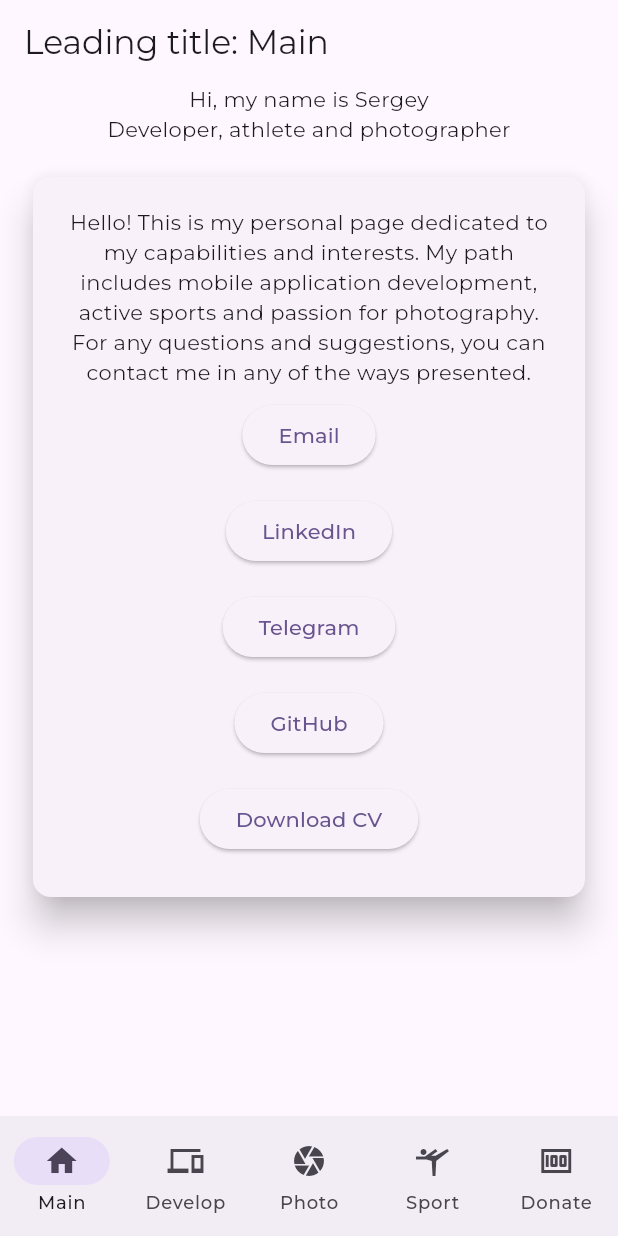
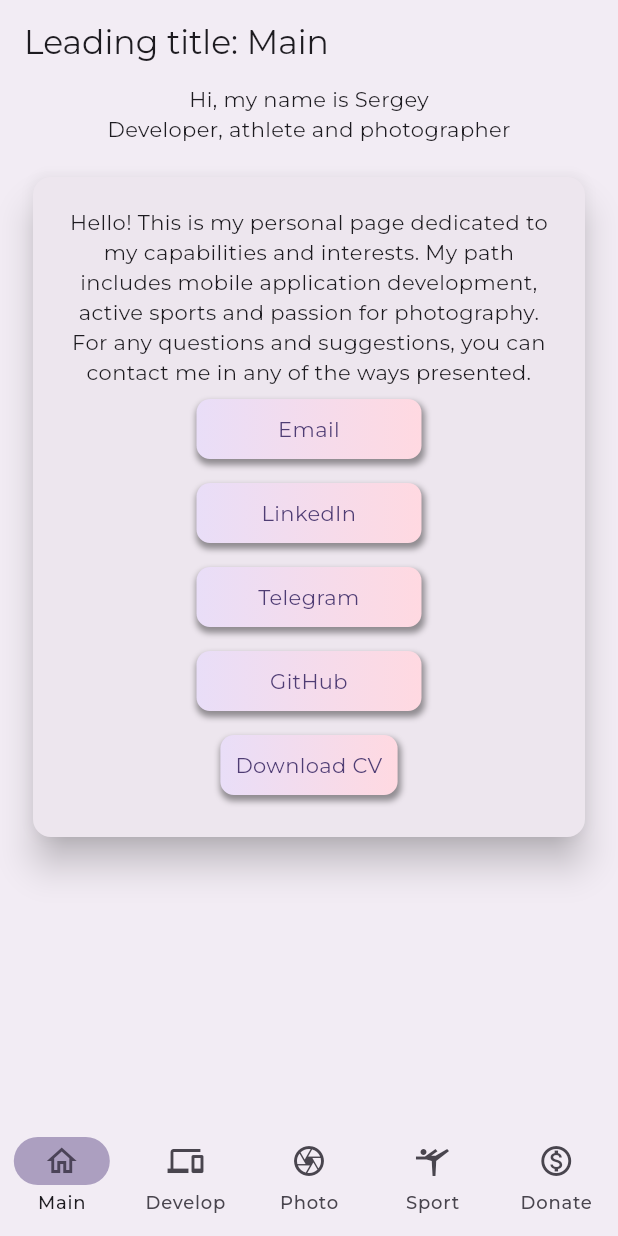
Before and after one commit to Sutemi67/dart_personal_website_front_back, a Flutter app: the screen it shows after launch, on a phone screen of 412 x 824 dp. Run offline on Flutter 3.47's test engine with Material 3 defaults, Android fonts, the phone set to English and light mode, and no system bars; our stand-ins replace carousel_slider, google_fonts.

Commit message:
ui patch, buttons

```diff
--- /dev/null
+++ b/lib/common_components/app_button.dart
@@ -0,0 +1,47 @@
+import 'package:flutter/material.dart';
+
+class AppButton extends StatelessWidget {
+  const AppButton({
+    super.key,
+    required this.text,
+    required this.onClick,
+    this.width,
+  });
+
+  final String text;
+  final Function onClick;
+  final double? width;
+
+  @override
+  Widget build(BuildContext context) {
+    final colors = Theme.of(context).colorScheme;
+    return InkWell(
+      onTap: () => onClick(),
+      child: Container(
+        width: width,
+        child: Padding(
+          padding: const EdgeInsets.all(10),
+          child: Text(
+            text,
+            style: TextStyle(color: colors.onPrimaryContainer),
+            textAlign: .center,
+          ),
+        ),
+        decoration: BoxDecoration(
+          borderRadius: BorderRadius.all(Radius.circular(9)),
+          gradient: LinearGradient(
+            colors: [colors.secondaryContainer, colors.tertiaryContainer],
+          ),
+          boxShadow: [
+            BoxShadow(
+              color: Colors.black.withAlpha(100),
+              offset: Offset(1, 3),
+              blurRadius: 3,
+              spreadRadius: 1,
+            ),
+          ],
+        ),
+      ),
+    );
+  }
+}
--- a/lib/pages/destinations.dart
+++ b/lib/pages/destinations.dart
@@ -16,10 +16,10 @@ class Destination {
 
 class Destinations {
   static const List<Destination> list = <Destination>[
-    Destination(Icons.home, 'Main', MainPage(), 0),
-    Destination(Icons.devices_sharp, 'Develop', DeveloperPage(), 1),
-    Destination(Icons.camera, 'Photo', PhotoPage(), 2),
-    Destination(Icons.sports_gymnastics, 'Sport', TrainPage(), 3),
-    Destination(Icons.money, 'Donate', DonationPage(), 4),
+    Destination(Icons.home_outlined, 'Main', MainPage(), 0),
+    Destination(Icons.devices_outlined, 'Develop', DeveloperPage(), 1),
+    Destination(Icons.camera_outlined, 'Photo', PhotoPage(), 2),
+    Destination(Icons.sports_gymnastics_outlined, 'Sport', TrainPage(), 3),
+    Destination(Icons.monetization_on_outlined, 'Donate', DonationPage(), 4),
   ];
 }
--- a/lib/pages/developer_page/developer_page.dart
+++ b/lib/pages/developer_page/developer_page.dart
@@ -1,4 +1,4 @@
-import 'package:dart_personal_website_server/common_components/appear_page_animiation.dart';
+import 'package:dart_personal_website_server/common_components/appear_page_animation.dart';
 import 'package:dart_personal_website_server/pages/developer_page/widgets/flutter_carousel.dart';
 import 'package:dart_personal_website_server/pages/developer_page/widgets/kotlin_carousel.dart';
 import 'package:flutter/material.dart';
--- a/lib/pages/developer_page/widgets/hero_stack_layout.dart
+++ b/lib/pages/developer_page/widgets/hero_stack_layout.dart
@@ -7,6 +7,7 @@ class HeroLayoutWidget extends StatelessWidget {
     required this.title,
     required this.description,
   });
+
   final String imageUrl;
   final String title;
   final String description;
@@ -32,10 +33,6 @@ class HeroLayoutWidget extends StatelessWidget {
               image: DecorationImage(
                 image: AssetImage(imageUrl),
                 fit: BoxFit.cover,
-                colorFilter: ColorFilter.mode(
-                  Theme.of(context).colorScheme.primary.withAlpha(111),
-                  BlendMode.softLight,
-                ),
               ),
             ),
           ),
--- a/lib/pages/main_page/components/button_row.dart
+++ b/lib/pages/main_page/components/button_row.dart
@@ -1,47 +1,53 @@
-import 'package:dart_personal_website_server/pages/main_page/components/buttor_row_functions.dart';
+import 'package:dart_personal_website_server/common_components/app_button.dart';
 import 'package:flutter/material.dart';
+
+import '../../../common_components/functions.dart';
 
 class ButtonRow extends StatelessWidget {
   const ButtonRow({super.key});
+
+  static const padding = EdgeInsets.all(8.0);
+  static const double buttonWidth = 150.0;
 
   @override
   Widget build(BuildContext context) {
     return Column(
       children: [
         Padding(
-          padding: const EdgeInsets.all(8.0),
-          child: ElevatedButton(
-            onPressed: () => goToUrl('@Sutemi67'),
-            child: const Text('Email'),
+          padding: padding,
+          child: AppButton(
+            onClick: () => goToUrl('@Sutemi67'),
+            text: 'Email',
+            width: buttonWidth,
           ),
         ),
         Padding(
-          padding: const EdgeInsets.all(8.0),
-          child: ElevatedButton(
-            onPressed: () => goToUrl('urlString'),
-            child: const Text('LinkedIn'),
+          padding: padding,
+          child: AppButton(
+            onClick: () => goToUrl('urlString'),
+            text: 'LinkedIn',
+            width: buttonWidth,
           ),
         ),
         Padding(
-          padding: const EdgeInsets.all(8.0),
-          child: ElevatedButton(
-            onPressed: () => goToUrl('https://t.me/Sutemi67'),
-            child: const FittedBox(child: Text('Telegram')),
+          padding: padding,
+          child: AppButton(
+            onClick: () => goToUrl('https://t.me/Sutemi67'),
+            text: 'Telegram',
+            width: buttonWidth,
           ),
         ),
         Padding(
-          padding: const EdgeInsets.all(8.0),
-          child: ElevatedButton(
-            onPressed: () => goToUrl('https://github.com/Sutemi67'),
-            child: const Text('GitHub'),
+          padding: padding,
+          child: AppButton(
+            onClick: () => goToUrl('https://github.com/Sutemi67'),
+            text: 'GitHub',
+            width: buttonWidth,
           ),
         ),
         Padding(
-          padding: const EdgeInsets.all(8.0),
-          child: ElevatedButton(
-            onPressed: () {},
-            child: const Text('Download CV'),
-          ),
+          padding: padding,
+          child: AppButton(onClick: () {}, text: 'Download CV'),
         ),
       ],
     );
--- a/lib/pages/main_page/main_page.dart
+++ b/lib/pages/main_page/main_page.dart
@@ -1,4 +1,4 @@
-import 'package:dart_personal_website_server/common_components/appear_page_animiation.dart';
+import 'package:dart_personal_website_server/common_components/appear_page_animation.dart';
 import 'package:dart_personal_website_server/pages/main_page/components/button_row.dart';
 import 'package:flutter/material.dart';
 
@@ -13,14 +13,15 @@ class _MainPageState extends State<MainPage> {
   @override
   Widget build(BuildContext context) {
     return AppearPageAnimation(
-      child: const Column(
+      child: Column(
         mainAxisAlignment: .start,
         children: [
-          Text('Hi, my name is Sergey'),
-          Text('Developer, athlete and photographer'),
+          const Text('Hi, my name is Sergey'),
+          const Text('Developer, athlete and photographer'),
           SizedBox(
             width: double.infinity,
             child: Card(
+              color: Theme.of(context).colorScheme.surfaceContainerHigh,
               margin: EdgeInsets.all(22),
               elevation: 10,
               child: Padding(
@@ -29,6 +30,9 @@ class _MainPageState extends State<MainPage> {
                   children: [
                     Text(
                       textAlign: .center,
+                      style: TextStyle(
+                        color: Theme.of(context).colorScheme.onSurface,
+                      ),
                       'Hello! This is my personal page dedicated to my capabilities and interests. My path includes mobile application development, active sports and passion for photography.',
                     ),
                     Text(
--- a/lib/pages/photo_page/photo_page.dart
+++ b/lib/pages/photo_page/photo_page.dart
@@ -1,4 +1,4 @@
-import 'package:dart_personal_website_server/common_components/appear_page_animiation.dart';
+import 'package:dart_personal_website_server/common_components/appear_page_animation.dart';
 import 'package:flutter/material.dart';
 import 'package:flutter/widget_previews.dart';
 import 'package:flutter_staggered_grid_view/flutter_staggered_grid_view.dart';
@@ -6,6 +6,7 @@ import 'package:flutter_staggered_grid_view/flutter_staggered_grid_view.dart';
 class PhotoPage extends StatelessWidget {
   @Preview(name: 'preview')
   const PhotoPage({super.key});
+
   static const List<String> listOfImages = [
     'assets/photo1.webp',
     'assets/photo2.webp',
@@ -29,6 +30,7 @@ class PhotoPage extends StatelessWidget {
     'assets/photo20.webp',
     'assets/photo21.webp',
   ];
+
   @override
   Widget build(BuildContext context) {
     return AppearPageAnimation(
--- a/lib/pages/train_page/train_page.dart
+++ b/lib/pages/train_page/train_page.dart
@@ -1,4 +1,4 @@
-import 'package:dart_personal_website_server/common_components/appear_page_animiation.dart';
+import 'package:dart_personal_website_server/common_components/appear_page_animation.dart';
 import 'package:flutter/material.dart';
 
 class TrainPage extends StatelessWidget {
```
Also changed, not shown: lib/common_components/actions_buttons.dart (added, +38 -0 lines), lib/pages/donation_page/donation_page.dart (+22 -5 lines), lib/site_app.dart (+12 -21 lines), pubspec.yaml (+38 -37 lines), assets/payments/qrCode.png (added), lib/common_components/appear_page_animation.dart (renamed from lib/common_components/appear_page_animiation.dart), lib/common_components/functions.dart (renamed from lib/pages/main_page/components/buttor_row_functions.dart), 1 other file.
